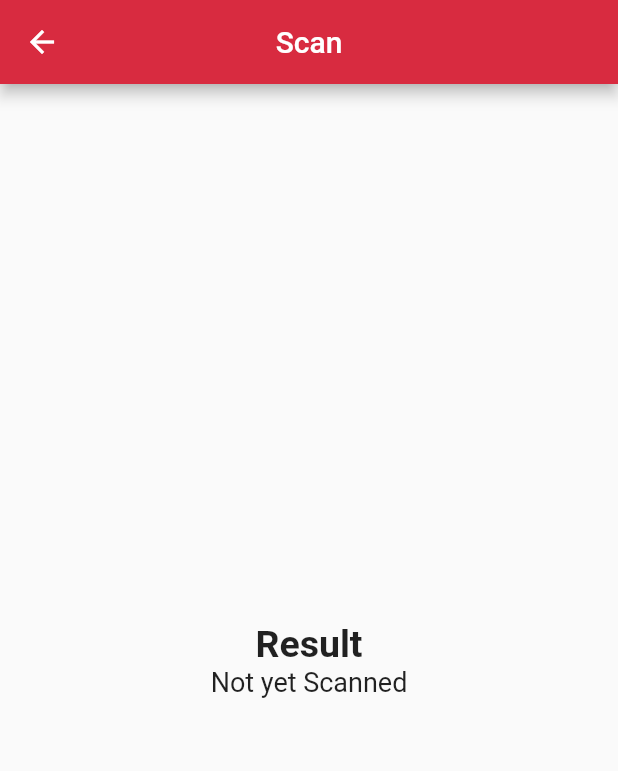
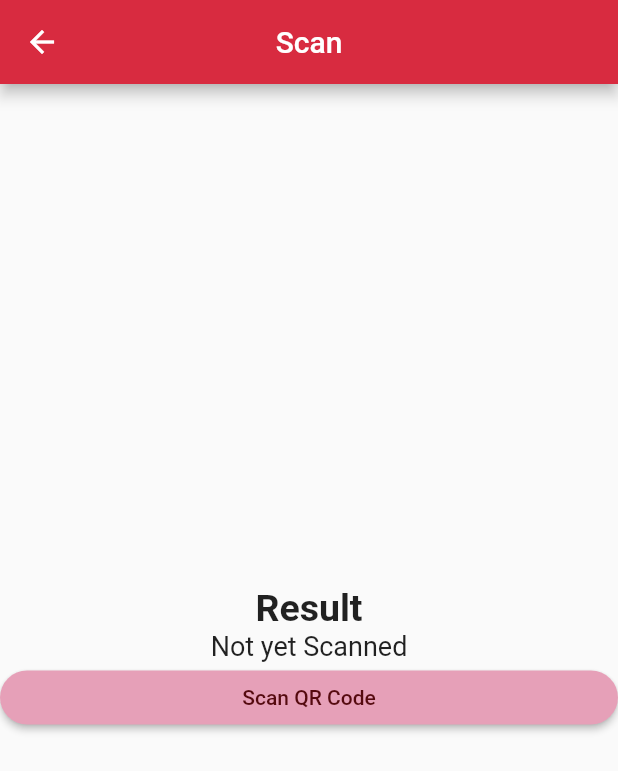
Before and after one commit to justkingsley/qr-code-scanner, a Flutter app: the Scan screen opened directly, on a phone screen of 412 x 824 dp. Shown: the top 771 px of the screen. Run offline on Flutter 3.47's test engine with Material 2 defaults, Android fonts, the phone set to English and light mode, and no system bars; network calls fail.

Commit message:
added button to scan class

```diff
--- a/lib/scan.dart
+++ b/lib/scan.dart
@@ -31,7 +31,18 @@ class _ScanState extends State<Scan> {
               style: const TextStyle(fontSize: 18.0, fontWeight: FontWeight.w400),
               textAlign: TextAlign.center,
             ),
-
+              ElevatedButton(onPressed: () {
+              },
+                style: ElevatedButton.styleFrom(
+                    primary: const Color(0xFFE6A0B8),
+                    onPrimary: const Color(0xFF550A0F),
+                    shape: RoundedRectangleBorder(
+                        borderRadius: BorderRadius.circular(20.0)
+                    )
+                ), child: const Text(
+                "Scan QR Code",
+              ),
+              )
           ],
         ),
       ),
```
Also changed, not shown: lib/homepage.dart (+1 -17 lines).
